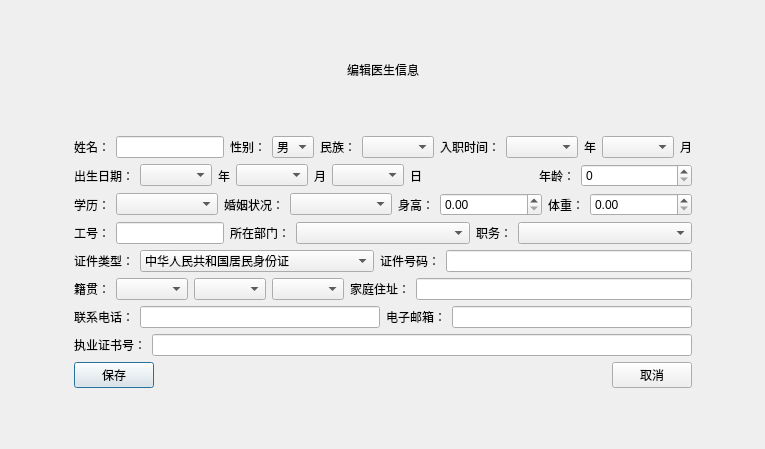
Above: doctoreditview.ui from DgutGWK/QtCourse before the change. Below: the same form after it.
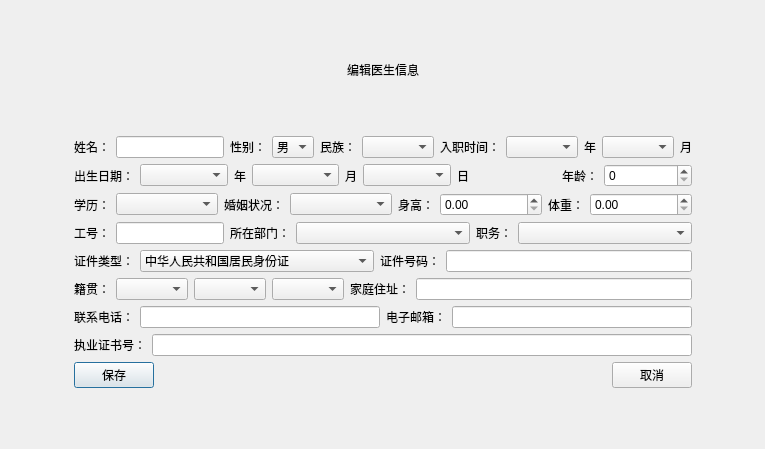
That is the form after the change.

Diff of the .ui file:
```diff
--- a/doctoreditview.ui
+++ b/doctoreditview.ui
@@ -166,7 +166,7 @@
          <item>
           <widget class="QComboBox" name="Born_Year">
            <property name="sizePolicy">
-            <sizepolicy hsizetype="Fixed" vsizetype="Fixed">
+            <sizepolicy hsizetype="Expanding" vsizetype="Fixed">
              <horstretch>0</horstretch>
              <verstretch>0</verstretch>
             </sizepolicy>
@@ -189,7 +189,7 @@
          <item>
           <widget class="QComboBox" name="Born_Month">
            <property name="sizePolicy">
-            <sizepolicy hsizetype="Fixed" vsizetype="Fixed">
+            <sizepolicy hsizetype="Expanding" vsizetype="Fixed">
              <horstretch>0</horstretch>
              <verstretch>0</verstretch>
             </sizepolicy>
@@ -212,7 +212,7 @@
          <item>
           <widget class="QComboBox" name="Born_Day">
            <property name="sizePolicy">
-            <sizepolicy hsizetype="Fixed" vsizetype="Fixed">
+            <sizepolicy hsizetype="Expanding" vsizetype="Fixed">
              <horstretch>0</horstretch>
              <verstretch>0</verstretch>
             </sizepolicy>
```
